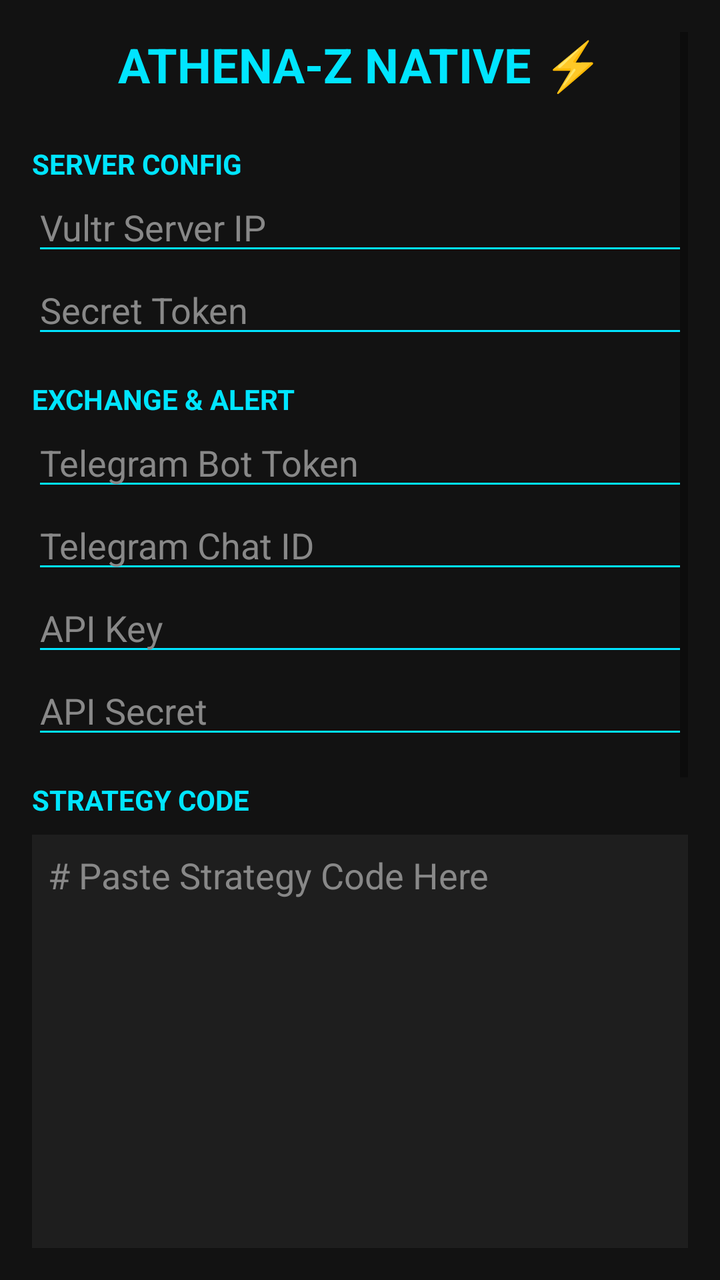
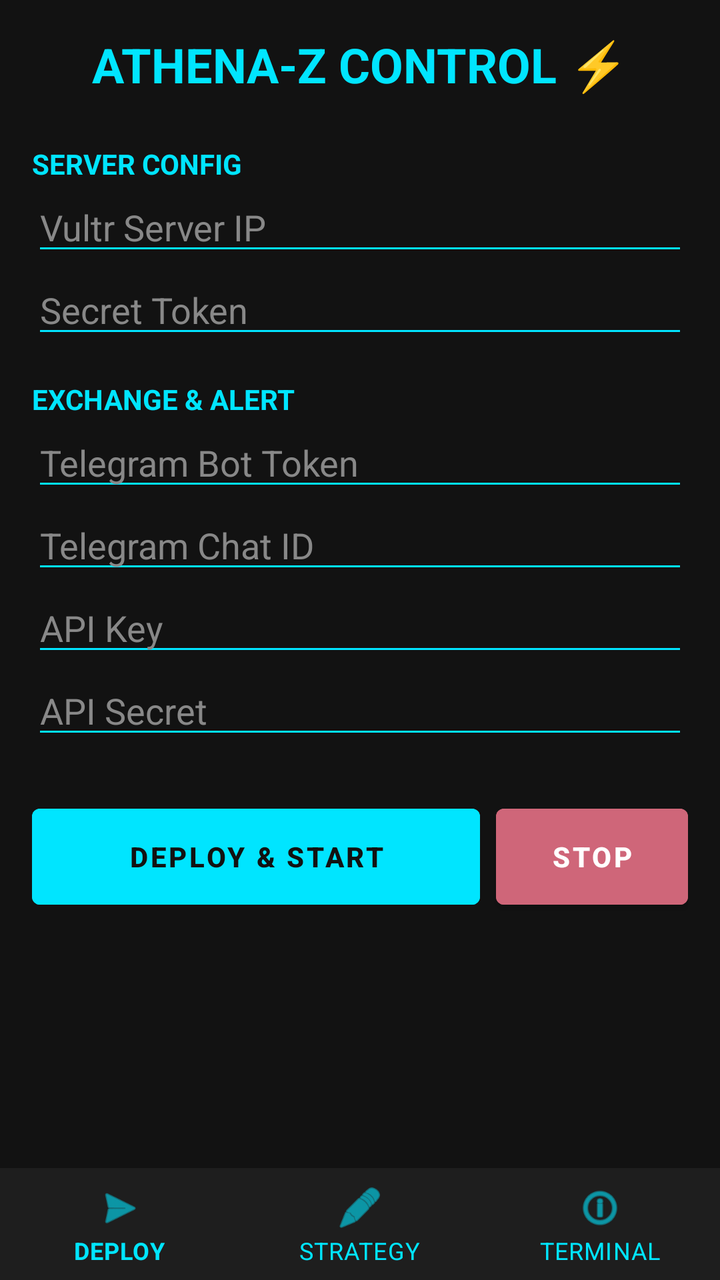

Two renders of the same Android screen: before a commit and after it. Below are the layout's source before the change and the commit's diff.
<!-- AndroidManifest.xml: application theme Theme.AthenaZ -->
<!-- res/layout/activity_main.xml -->
<?xml version="1.0" encoding="utf-8"?>
<ScrollView xmlns:android="http://schemas.android.com/apk/res/android"
    android:layout_width="match_parent"
    android:layout_height="match_parent"
    android:background="@color/black"
    android:padding="16dp">

    <LinearLayout
        android:layout_width="match_parent"
        android:layout_height="wrap_content"
        android:orientation="vertical">

        <TextView
            android:layout_width="match_parent"
            android:layout_height="wrap_content"
            android:layout_marginBottom="24dp"
            android:gravity="center"
            android:text="ATHENA-Z NATIVE ⚡"
            android:textColor="@color/cyan"
            android:textSize="24sp"
            android:textStyle="bold" />

        <TextView android:layout_width="wrap_content" android:layout_height="wrap_content" android:text="SERVER CONFIG" android:textColor="@color/cyan" android:textStyle="bold" />
        <EditText android:id="@+id/ipInput" android:layout_width="match_parent" android:layout_height="wrap_content" android:backgroundTint="@color/cyan" android:hint="Vultr Server IP" android:textColor="@color/white" android:textColorHint="#888888" />
        <EditText android:id="@+id/tokenInput" android:layout_width="match_parent" android:layout_height="wrap_content" android:backgroundTint="@color/cyan" android:hint="Secret Token" android:inputType="textPassword" android:textColor="@color/white" android:textColorHint="#888888" />

        <TextView android:layout_width="wrap_content" android:layout_height="wrap_content" android:layout_marginTop="16dp" android:text="EXCHANGE &amp; ALERT" android:textColor="@color/cyan" android:textStyle="bold" />
        <EditText android:id="@+id/tgTokenInput" android:layout_width="match_parent" android:layout_height="wrap_content" android:backgroundTint="@color/cyan" android:hint="Telegram Bot Token" android:inputType="textPassword" android:textColor="@color/white" android:textColorHint="#888888" />
        <EditText android:id="@+id/tgChatInput" android:layout_width="match_parent" android:layout_height="wrap_content" android:backgroundTint="@color/cyan" android:hint="Telegram Chat ID" android:textColor="@color/white" android:textColorHint="#888888" />
        <EditText android:id="@+id/apiKeyInput" android:layout_width="match_parent" android:layout_height="wrap_content" android:backgroundTint="@color/cyan" android:hint="API Key" android:inputType="textPassword" android:textColor="@color/white" android:textColorHint="#888888" />
        <EditText android:id="@+id/apiSecInput" android:layout_width="match_parent" android:layout_height="wrap_content" android:backgroundTint="@color/cyan" android:hint="API Secret" android:inputType="textPassword" android:textColor="@color/white" android:textColorHint="#888888" />

        <TextView android:layout_width="wrap_content" android:layout_height="wrap_content" android:layout_marginTop="16dp" android:text="STRATEGY CODE" android:textColor="@color/cyan" android:textStyle="bold" />
        <EditText android:id="@+id/codeInput" android:layout_width="match_parent" android:layout_height="300dp" android:layout_marginTop="8dp" android:background="@color/dark_gray" android:gravity="top|start" android:hint="# Paste Strategy Code Here" android:inputType="textMultiLine|textNoSuggestions" android:padding="8dp" android:textColor="@color/white" android:textColorHint="#888888" />

        <LinearLayout android:layout_width="match_parent" android:layout_height="wrap_content" android:layout_marginTop="16dp" android:orientation="horizontal">
            <Button android:id="@+id/deployBtn" android:layout_width="0dp" android:layout_height="60dp" android:layout_weight="7" android:backgroundTint="@color/cyan" android:text="DEPLOY &amp; START" android:textColor="@color/black" android:textStyle="bold" />
            <Space android:layout_width="8dp" android:layout_height="wrap_content" />
            <Button android:id="@+id/stopBtn" android:layout_width="0dp" android:layout_height="60dp" android:layout_weight="3" android:backgroundTint="@color/red" android:text="STOP" android:textColor="@color/white" android:textStyle="bold" />
        </LinearLayout>

        <TextView android:layout_width="wrap_content" android:layout_height="wrap_content" android:layout_marginTop="24dp" android:text="SYSTEM TERMINAL" android:textColor="@color/cyan" android:textStyle="bold" />
        <TextView android:id="@+id/logText" android:layout_width="match_parent" android:layout_height="200dp" android:layout_marginTop="8dp" android:background="#0A0A0A" android:padding="8dp" android:text="[SYSTEM] Native Terminal Ready.\n" android:textColor="@color/hacker_green" android:typeface="monospace" />

    </LinearLayout>
</ScrollView>
<!-- resources referenced by this layout -->
<resources>
  <color name="black">#121212</color>
  <color name="cyan">#00E5FF</color>
  <color name="dark_gray">#1E1E1E</color>
  <color name="hacker_green">#00FF00</color>
  <color name="red">#CF6679</color>
  <color name="white">#FFFFFF</color>
  <style name="Theme.AthenaZ" parent="Theme.MaterialComponents.DayNight.NoActionBar">
          <item name="colorPrimary">@color/cyan</item>
          <item name="colorPrimaryVariant">@color/cyan</item>
          <item name="colorOnPrimary">@color/black</item>
          <item name="android:statusBarColor">@color/black</item>
      </style>
</resources>

<!-- the commit's change to res/layout/activity_main.xml (unified diff, before → after) -->
@@ -1,46 +1,87 @@
 <?xml version="1.0" encoding="utf-8"?>
-<ScrollView xmlns:android="http://schemas.android.com/apk/res/android"
+<RelativeLayout xmlns:android="http://schemas.android.com/apk/res/android"
+    xmlns:app="http://schemas.android.com/apk/res-auto"
     android:layout_width="match_parent"
     android:layout_height="match_parent"
-    android:background="@color/black"
-    android:padding="16dp">
+    android:background="@color/black">
 
-    <LinearLayout
+    
+    <FrameLayout
+        android:id="@+id/main_container"
+        android:layout_width="match_parent"
+        android:layout_height="match_parent"
+        android:layout_above="@id/bottom_navigation">
+
+        
+        <ScrollView
+            android:id="@+id/page_deploy"
+            android:layout_width="match_parent"
+            android:layout_height="match_parent"
+            android:padding="16dp"
+            android:visibility="visible">
+            
+            <LinearLayout
+                android:layout_width="match_parent"
+                android:layout_height="wrap_content"
+                android:orientation="vertical">
+
+                <TextView android:layout_width="match_parent" android:layout_height="wrap_content" android:layout_marginBottom="24dp" android:gravity="center" android:text="ATHENA-Z CONTROL ⚡" android:textColor="@color/cyan" android:textSize="24sp" android:textStyle="bold" />
+
+                <TextView android:layout_width="wrap_content" android:layout_height="wrap_content" android:text="SERVER CONFIG" android:textColor="@color/cyan" android:textStyle="bold" />
+                <EditText android:id="@+id/ipInput" android:layout_width="match_parent" android:layout_height="wrap_content" android:backgroundTint="@color/cyan" android:hint="Vultr Server IP" android:textColor="@color/white" android:textColorHint="#888888" />
+                <EditText android:id="@+id/tokenInput" android:layout_width="match_parent" android:layout_height="wrap_content" android:backgroundTint="@color/cyan" android:hint="Secret Token" android:inputType="textPassword" android:textColor="@color/white" android:textColorHint="#888888" />
+
+                <TextView android:layout_width="wrap_content" android:layout_height="wrap_content" android:layout_marginTop="16dp" android:text="EXCHANGE &amp; ALERT" android:textColor="@color/cyan" android:textStyle="bold" />
+                <EditText android:id="@+id/tgTokenInput" android:layout_width="match_parent" android:layout_height="wrap_content" android:backgroundTint="@color/cyan" android:hint="Telegram Bot Token" android:inputType="textPassword" android:textColor="@color/white" android:textColorHint="#888888" />
+                <EditText android:id="@+id/tgChatInput" android:layout_width="match_parent" android:layout_height="wrap_content" android:backgroundTint="@color/cyan" android:hint="Telegram Chat ID" android:textColor="@color/white" android:textColorHint="#888888" />
+                <EditText android:id="@+id/apiKeyInput" android:layout_width="match_parent" android:layout_height="wrap_content" android:backgroundTint="@color/cyan" android:hint="API Key" android:inputType="textPassword" android:textColor="@color/white" android:textColorHint="#888888" />
+                <EditText android:id="@+id/apiSecInput" android:layout_width="match_parent" android:layout_height="wrap_content" android:backgroundTint="@color/cyan" android:hint="API Secret" android:inputType="textPassword" android:textColor="@color/white" android:textColorHint="#888888" />
+
+                <LinearLayout android:layout_width="match_parent" android:layout_height="wrap_content" android:layout_marginTop="24dp" android:orientation="horizontal">
+                    <Button android:id="@+id/deployBtn" android:layout_width="0dp" android:layout_height="60dp" android:layout_weight="7" android:backgroundTint="@color/cyan" android:text="DEPLOY &amp; START" android:textColor="@color/black" android:textStyle="bold" />
+                    <Space android:layout_width="8dp" android:layout_height="wrap_content" />
+                    <Button android:id="@+id/stopBtn" android:layout_width="0dp" android:layout_height="60dp" android:layout_weight="3" android:backgroundTint="@color/red" android:text="STOP" android:textColor="@color/white" android:textStyle="bold" />
+                </LinearLayout>
+            </LinearLayout>
+        </ScrollView>
+
+        
+        <LinearLayout
+            android:id="@+id/page_strategy"
+            android:layout_width="match_parent"
+            android:layout_height="match_parent"
+            android:orientation="vertical"
+            android:padding="16dp"
+            android:visibility="gone">
+            
+            <TextView android:layout_width="match_parent" android:layout_height="wrap_content" android:layout_marginBottom="8dp" android:text="STRATEGY EDITOR" android:textColor="@color/cyan" android:textSize="20sp" android:textStyle="bold" />
+            <EditText android:id="@+id/codeInput" android:layout_width="match_parent" android:layout_height="match_parent" android:background="@color/dark_gray" android:gravity="top|start" android:hint="# Paste Strategy Code Here\n# 화면 100%를 사용하는 에디터입니다." android:inputType="textMultiLine|textNoSuggestions" android:padding="12dp" android:textColor="@color/white" android:textColorHint="#888888" />
+        </LinearLayout>
+
+        
+        <LinearLayout
+            android:id="@+id/page_terminal"
+            android:layout_width="match_parent"
+            android:layout_height="match_parent"
+            android:orientation="vertical"
+            android:padding="16dp"
+            android:visibility="gone">
+            
+            <TextView android:layout_width="match_parent" android:layout_height="wrap_content" android:layout_marginBottom="8dp" android:text="SYSTEM TERMINAL" android:textColor="@color/cyan" android:textSize="20sp" android:textStyle="bold" />
+            <TextView android:id="@+id/logText" android:layout_width="match_parent" android:layout_height="match_parent" android:background="#0A0A0A" android:padding="12dp" android:scrollbars="vertical" android:text="[SYSTEM] Native Terminal Ready.\n" android:textColor="@color/hacker_green" android:typeface="monospace" />
+        </LinearLayout>
+
+    </FrameLayout>
+
+    
+    <com.google.android.material.bottomnavigation.BottomNavigationView
+        android:id="@+id/bottom_navigation"
         android:layout_width="match_parent"
         android:layout_height="wrap_content"
-        android:orientation="vertical">
+        android:layout_alignParentBottom="true"
+        android:background="@color/dark_gray"
+        app:itemIconTint="@color/cyan"
+        app:itemTextColor="@color/cyan"
+        app:menu="@menu/bottom_nav_menu" />
 
-        <TextView
-            android:layout_width="match_parent"
-            android:layout_height="wrap_content"
-            android:layout_marginBottom="24dp"
-            android:gravity="center"
-            android:text="ATHENA-Z NATIVE ⚡"
-            android:textColor="@color/cyan"
-            android:textSize="24sp"
-            android:textStyle="bold" />
-
-        <TextView android:layout_width="wrap_content" android:layout_height="wrap_content" android:text="SERVER CONFIG" android:textColor="@color/cyan" android:textStyle="bold" />
-        <EditText android:id="@+id/ipInput" android:layout_width="match_parent" android:layout_height="wrap_content" android:backgroundTint="@color/cyan" android:hint="Vultr Server IP" android:textColor="@color/white" android:textColorHint="#888888" />
-        <EditText android:id="@+id/tokenInput" android:layout_width="match_parent" android:layout_height="wrap_content" android:backgroundTint="@color/cyan" android:hint="Secret Token" android:inputType="textPassword" android:textColor="@color/white" android:textColorHint="#888888" />
-
-        <TextView android:layout_width="wrap_content" android:layout_height="wrap_content" android:layout_marginTop="16dp" android:text="EXCHANGE &amp; ALERT" android:textColor="@color/cyan" android:textStyle="bold" />
-        <EditText android:id="@+id/tgTokenInput" android:layout_width="match_parent" android:layout_height="wrap_content" android:backgroundTint="@color/cyan" android:hint="Telegram Bot Token" android:inputType="textPassword" android:textColor="@color/white" android:textColorHint="#888888" />
-        <EditText android:id="@+id/tgChatInput" android:layout_width="match_parent" android:layout_height="wrap_content" android:backgroundTint="@color/cyan" android:hint="Telegram Chat ID" android:textColor="@color/white" android:textColorHint="#888888" />
-        <EditText android:id="@+id/apiKeyInput" android:layout_width="match_parent" android:layout_height="wrap_content" android:backgroundTint="@color/cyan" android:hint="API Key" android:inputType="textPassword" android:textColor="@color/white" android:textColorHint="#888888" />
-        <EditText android:id="@+id/apiSecInput" android:layout_width="match_parent" android:layout_height="wrap_content" android:backgroundTint="@color/cyan" android:hint="API Secret" android:inputType="textPassword" android:textColor="@color/white" android:textColorHint="#888888" />
-
-        <TextView android:layout_width="wrap_content" android:layout_height="wrap_content" android:layout_marginTop="16dp" android:text="STRATEGY CODE" android:textColor="@color/cyan" android:textStyle="bold" />
-        <EditText android:id="@+id/codeInput" android:layout_width="match_parent" android:layout_height="300dp" android:layout_marginTop="8dp" android:background="@color/dark_gray" android:gravity="top|start" android:hint="# Paste Strategy Code Here" android:inputType="textMultiLine|textNoSuggestions" android:padding="8dp" android:textColor="@color/white" android:textColorHint="#888888" />
-
-        <LinearLayout android:layout_width="match_parent" android:layout_height="wrap_content" android:layout_marginTop="16dp" android:orientation="horizontal">
-            <Button android:id="@+id/deployBtn" android:layout_width="0dp" android:layout_height="60dp" android:layout_weight="7" android:backgroundTint="@color/cyan" android:text="DEPLOY &amp; START" android:textColor="@color/black" android:textStyle="bold" />
-            <Space android:layout_width="8dp" android:layout_height="wrap_content" />
-            <Button android:id="@+id/stopBtn" android:layout_width="0dp" android:layout_height="60dp" android:layout_weight="3" android:backgroundTint="@color/red" android:text="STOP" android:textColor="@color/white" android:textStyle="bold" />
-        </LinearLayout>
-
-        <TextView android:layout_width="wrap_content" android:layout_height="wrap_content" android:layout_marginTop="24dp" android:text="SYSTEM TERMINAL" android:textColor="@color/cyan" android:textStyle="bold" />
-        <TextView android:id="@+id/logText" android:layout_width="match_parent" android:layout_height="200dp" android:layout_marginTop="8dp" android:background="#0A0A0A" android:padding="8dp" android:text="[SYSTEM] Native Terminal Ready.\n" android:textColor="@color/hacker_green" android:typeface="monospace" />
-
-    </LinearLayout>
-</ScrollView>
+</RelativeLayout>
